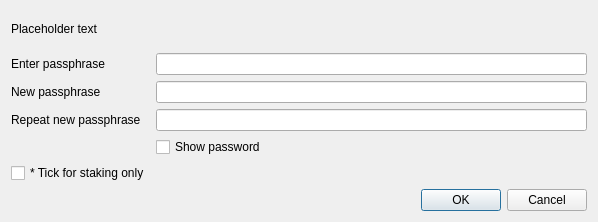
The window that src/qt/forms/askpassphrasedialog.ui (MrMiner-org/TheMinerzCoin) describes before a commit, drawn with Qt 5.
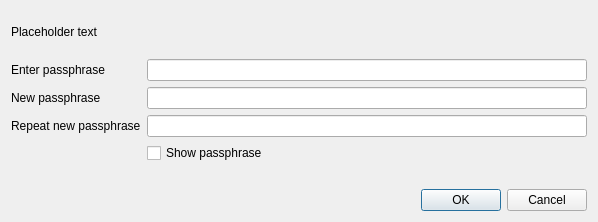
The same window after the commit.

Patch:
```diff
--- a/src/qt/forms/askpassphrasedialog.ui
+++ b/src/qt/forms/askpassphrasedialog.ui
@@ -95,7 +95,7 @@
      <item row="3" column="1">
       <widget class="QCheckBox" name="toggleShowPasswordButton">
        <property name="text">
-        <string>Show password</string>
+        <string>Show passphrase</string>
        </property>
       </widget>
      </item>
@@ -115,13 +115,6 @@
        </property>
       </widget>
      </item>
-     <item row="4" column="0">
-      <widget class="QCheckBox" name="stakingCheckBox">
-       <property name="text">
-        <string>* Tick for staking only</string>
-       </property>
-      </widget>
-     </item>
     </layout>
    </item>
    <item>
```
